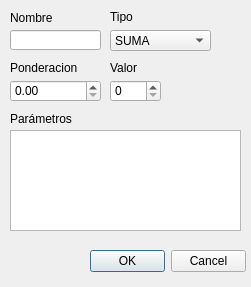
MonodetH/Promedieitor, file UIs/agregarVar.ui: the form before one commit.
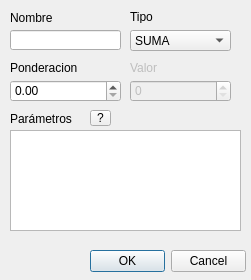
The form after the commit.

Commit message: Creado *ayuda.* modificado mainwindow, agregarEval

Diff of the .ui file:
```diff
--- a/UIs/agregarVar.ui
+++ b/UIs/agregarVar.ui
@@ -7,7 +7,7 @@
     <x>0</x>
     <y>0</y>
     <width>251</width>
-    <height>287</height>
+    <height>280</height>
    </rect>
   </property>
   <property name="windowTitle">
@@ -42,7 +42,7 @@
   <widget class="QLabel" name="label">
    <property name="geometry">
     <rect>
-     <x>110</x>
+     <x>130</x>
      <y>10</y>
      <width>46</width>
      <height>13</height>
@@ -57,20 +57,20 @@
     <rect>
      <x>10</x>
      <y>30</y>
-     <width>91</width>
+     <width>111</width>
      <height>20</height>
     </rect>
    </property>
   </widget>
   <widget class="QSpinBox" name="valorVar">
    <property name="enabled">
-    <bool>true</bool>
+    <bool>false</bool>
    </property>
    <property name="geometry">
     <rect>
-     <x>110</x>
+     <x>130</x>
      <y>80</y>
-     <width>51</width>
+     <width>101</width>
      <height>22</height>
     </rect>
    </property>
@@ -83,7 +83,7 @@
     <rect>
      <x>10</x>
      <y>80</y>
-     <width>91</width>
+     <width>111</width>
      <height>22</height>
     </rect>
    </property>
@@ -109,11 +109,11 @@
   </widget>
   <widget class="QLabel" name="label_4">
    <property name="enabled">
-    <bool>true</bool>
+    <bool>false</bool>
    </property>
    <property name="geometry">
     <rect>
-     <x>110</x>
+     <x>130</x>
      <y>60</y>
      <width>61</width>
      <height>16</height>
@@ -144,7 +144,7 @@
     <rect>
      <x>10</x>
      <y>110</y>
-     <width>66</width>
+     <width>91</width>
      <height>17</height>
     </rect>
    </property>
@@ -155,7 +155,7 @@
   <widget class="QComboBox" name="comboBox">
    <property name="geometry">
     <rect>
-     <x>110</x>
+     <x>130</x>
      <y>30</y>
      <width>101</width>
      <height>21</height>
@@ -187,6 +187,22 @@
     </property>
    </item>
   </widget>
+  <widget class="QToolButton" name="toolButton">
+   <property name="geometry">
+    <rect>
+     <x>90</x>
+     <y>110</y>
+     <width>21</width>
+     <height>16</height>
+    </rect>
+   </property>
+   <property name="toolTip">
+    <string>&lt;html&gt;&lt;head/&gt;&lt;body&gt;&lt;p&gt;No olvidar EDITAR&lt;/p&gt;&lt;/body&gt;&lt;/html&gt;</string>
+   </property>
+   <property name="text">
+    <string>?</string>
+   </property>
+  </widget>
  </widget>
  <resources/>
  <connections/>
```
Left out of the diff: 10 changed lines with no effect on the pictures. The commit also changes 8 other files.
